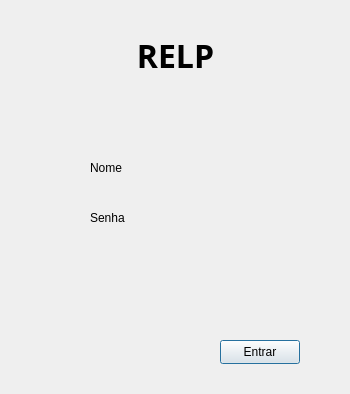
Above: RELP/login.ui from thiagoaraujocampos/trabalho_final_poo before the change. Below: the same form after it.
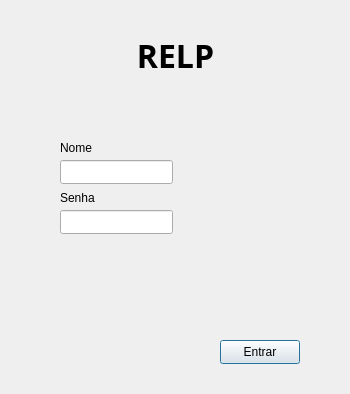
That is the form after the change.

```diff
--- a/RELP/login.ui
+++ b/RELP/login.ui
@@ -40,8 +40,8 @@
   <widget class="QLabel" name="label_2">
    <property name="geometry">
     <rect>
-     <x>90</x>
-     <y>160</y>
+     <x>60</x>
+     <y>140</y>
      <width>58</width>
      <height>16</height>
     </rect>
@@ -53,8 +53,8 @@
   <widget class="QLabel" name="label_3">
    <property name="geometry">
     <rect>
-     <x>90</x>
-     <y>210</y>
+     <x>60</x>
+     <y>190</y>
      <width>58</width>
      <height>16</height>
     </rect>
@@ -76,6 +76,26 @@
     <string>Entrar</string>
    </property>
   </widget>
+  <widget class="QLineEdit" name="lineEdit">
+   <property name="geometry">
+    <rect>
+     <x>60</x>
+     <y>160</y>
+     <width>113</width>
+     <height>24</height>
+    </rect>
+   </property>
+  </widget>
+  <widget class="QLineEdit" name="lineEdit_2">
+   <property name="geometry">
+    <rect>
+     <x>60</x>
+     <y>210</y>
+     <width>113</width>
+     <height>24</height>
+    </rect>
+   </property>
+  </widget>
  </widget>
  <resources/>
  <connections/>
```
